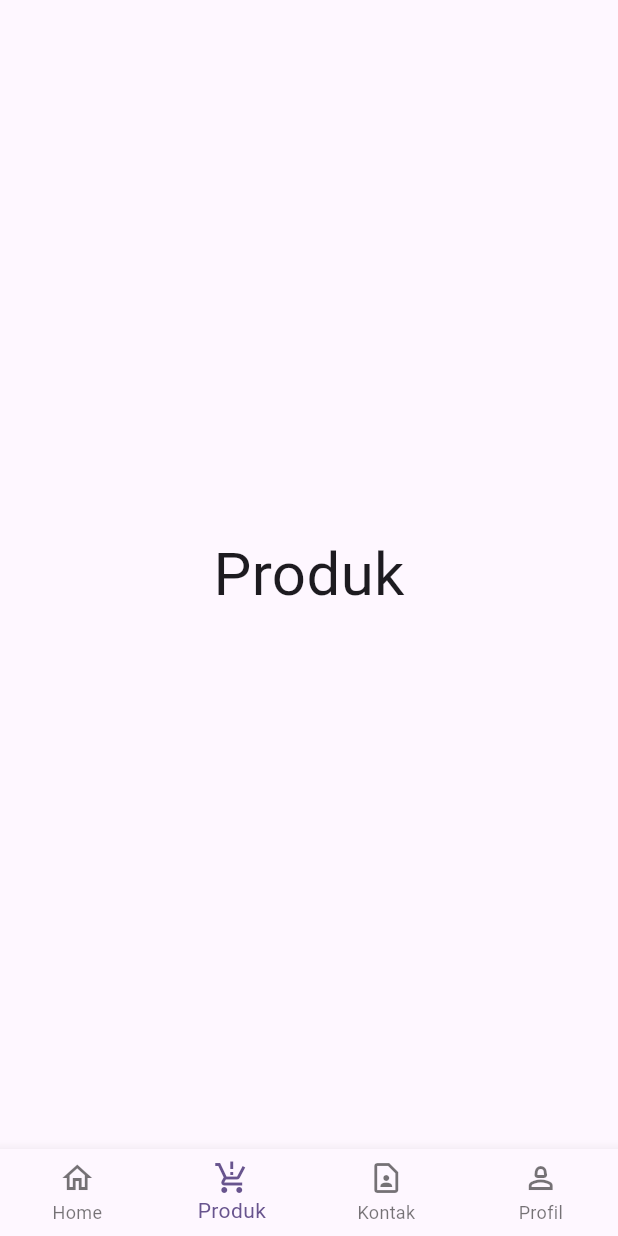
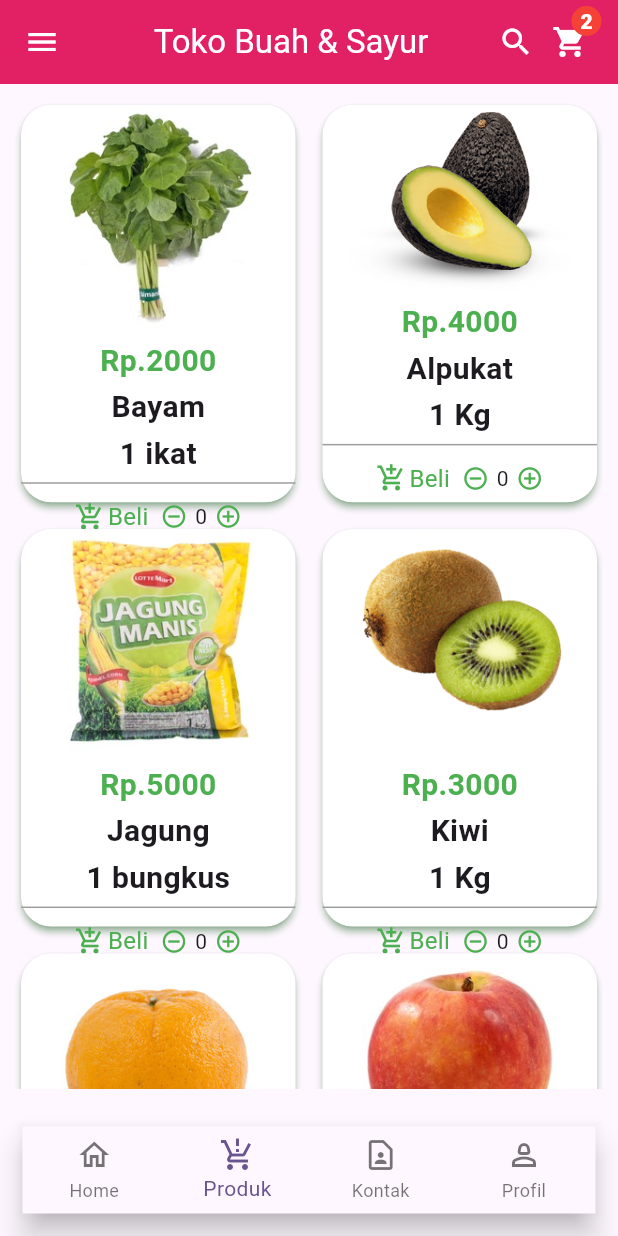
Before and after one commit to endriadisaputro/projek_ti_22, a Flutter app: the MainPage screen opened directly, item 2 of the bottom bar chosen, on a phone screen of 412 x 824 dp. Run offline on Flutter 3.47's test engine with Material 3 defaults, Android fonts, the phone set to English and light mode, and no system bars; our stand-ins replace get.

Commit message:
menambahkan produk dan detail produk

```diff
--- /dev/null
+++ b/lib/data.dart
@@ -0,0 +1,24 @@
+class Product {
+  final String name;
+  final String price;
+  final String quantity;
+  final String image;
+  final String description;
+
+  Product(this.name, this.price, this.quantity, this.image, this.description);
+}
+
+final List<Product> allData = [
+  Product('Bayam', '2000', '1 ikat', 'assets/images/img1.png',
+      'Lorem ipsum dolor sit amet consectetur, adipisicing elit. Nobis ut impedit modi veritatis aut alias eaque quidem dolorum deleniti praesentium, ab blanditiis eum qui eos illum. Optio, similique. Nihil, laudantium.'),
+  Product('Alpukat', '4000', '1 Kg', 'assets/images/img2.png',
+      'Lorem ipsum dolor sit amet consectetur, adipisicing elit. Nobis ut impedit modi veritatis aut alias eaque quidem dolorum deleniti praesentium, ab blanditiis eum qui eos illum. Optio, similique. Nihil, laudantium.'),
+  Product('Jagung', '5000', '1 bungkus', 'assets/images/img3.png',
+      'Lorem ipsum dolor sit amet consectetur, adipisicing elit. Nobis ut impedit modi veritatis aut alias eaque quidem dolorum deleniti praesentium, ab blanditiis eum qui eos illum. Optio, similique. Nihil, laudantium.'),
+  Product('Kiwi', '3000', '1 Kg', 'assets/images/img4.png',
+      'Lorem ipsum dolor sit amet consectetur, adipisicing elit. Nobis ut impedit modi veritatis aut alias eaque quidem dolorum deleniti praesentium, ab blanditiis eum qui eos illum. Optio, similique. Nihil, laudantium.'),
+  Product('jeruk', '10.000', '1 kg', 'assets/images/img5.png',
+      'Lorem ipsum dolor sit amet consectetur, adipisicing elit. Nobis ut impedit modi veritatis aut alias eaque quidem dolorum deleniti praesentium, ab blanditiis eum qui eos illum. Optio, similique. Nihil, laudantium.'),
+  Product('Apel', '15.000', '1 Kg', 'assets/images/img6.png',
+      'Lorem ipsum dolor sit amet consectetur, adipisicing elit. Nobis ut impedit modi veritatis aut alias eaque quidem dolorum deleniti praesentium, ab blanditiis eum qui eos illum. Optio, similique. Nihil, laudantium.'),
+];
--- /dev/null
+++ b/lib/item_produk.dart
@@ -0,0 +1,117 @@
+import 'package:flutter/material.dart';
+import 'package:myapp/data.dart';
+import 'package:myapp/produk_detail.dart';
+
+class ItemProduk extends StatelessWidget {
+  const ItemProduk({Key? key, required this.product}) : super(key: key);
+  final Product product;
+
+  @override
+  Widget build(BuildContext context) {
+    return GestureDetector(
+      onTap: () {
+        Navigator.push(context, MaterialPageRoute(builder: (context) {
+          return ProdukDetail(
+            product: product,
+          );
+        }));
+      },
+      child: Card(
+        elevation: 2,
+        shadowColor: Colors.green,
+        color: Colors.white,
+        shape: RoundedRectangleBorder(
+          borderRadius: BorderRadius.circular(20),
+        ),
+        child: Column(
+          mainAxisAlignment: MainAxisAlignment.center,
+          children: [
+            Hero(
+              tag: product.image,
+              child: SizedBox(
+                width: 150,
+                child: Image.asset(product.image),
+              ),
+            ),
+            SizedBox(
+              height: 6,
+            ),
+            Text(
+              'Rp.${product.price}',
+              style: TextStyle(
+                  color: Colors.green,
+                  fontSize: 20,
+                  fontWeight: FontWeight.w600),
+            ),
+            SizedBox(
+              height: 2,
+            ),
+            Text(
+              product.name,
+              style: TextStyle(fontSize: 20, fontWeight: FontWeight.w600),
+            ),
+            SizedBox(
+              height: 2,
+            ),
+            Text(
+              product.quantity,
+              style: TextStyle(fontSize: 20, fontWeight: FontWeight.w600),
+            ),
+            SizedBox(
+              height: 4,
+            ),
+            Divider(
+              height: 2,
+              color: Colors.grey,
+            ),
+            SizedBox(
+              height: 10,
+            ),
+            Row(
+              mainAxisAlignment: MainAxisAlignment.center,
+              children: <Widget>[
+                Row(
+                  children: [
+                    Icon(
+                      Icons.add_shopping_cart,
+                      size: 20,
+                      color: Colors.green,
+                    ),
+                    SizedBox(
+                      width: 2,
+                    ),
+                    Text(
+                      'Beli',
+                      style: TextStyle(color: Colors.green, fontSize: 16),
+                    ),
+                  ],
+                ),
+                SizedBox(
+                  width: 8,
+                ),
+                Row(
+                  children: [
+                    Icon(
+                      Icons.remove_circle_outline,
+                      size: 18,
+                      color: Colors.green,
+                    ),
+                    Padding(
+                      padding: EdgeInsets.symmetric(horizontal: 5),
+                      child: Text('0'),
+                    ),
+                    Icon(
+                      Icons.add_circle_outline,
+                      size: 18,
+                      color: Colors.green,
+                    ),
+                  ],
+                ),
+              ],
+            ),
+          ],
+        ),
+      ),
+    );
+  }
+}
--- a/lib/kontak_screen.dart
+++ b/lib/kontak_screen.dart
@@ -8,7 +8,10 @@ class KontakScreen extends StatelessWidget {
     return Scaffold(
       appBar: AppBar(
           backgroundColor: Colors.pink,
-          title: Text('Kontak'),
+          title: Text(
+            'Kontak',
+            style: TextStyle(fontSize: 20),
+          ),
           centerTitle: true,
           titleTextStyle: TextStyle(
               color: Colors.white, fontSize: 30, fontWeight: FontWeight.bold)),
--- a/lib/main_page.dart
+++ b/lib/main_page.dart
@@ -1,6 +1,7 @@
 import 'package:flutter/material.dart';
 import 'package:myapp/home_page.dart';
 import 'package:myapp/kontak_screen.dart';
+import 'package:myapp/produk.dart';
 import 'package:myapp/profil_screen.dart';
 
 class MainPage extends StatefulWidget {
@@ -20,12 +21,13 @@ class _MainPageState extends State<MainPage> {
 
   List<Widget> pages = [
     HomePage(),
-    const Center(
-      child: Text(
-        'Produk',
-        style: TextStyle(fontSize: 40),
-      ),
-    ),
+    Produk(),
+    // const Center(
+    //   child: Text(
+    //     'Produk',
+    //     style: TextStyle(fontSize: 40),
+    //   ),
+    // ),
     KontakScreen(),
     ProfilScreen(),
   ];
@@ -34,13 +36,16 @@ class _MainPageState extends State<MainPage> {
   Widget build(BuildContext context) {
     return Scaffold(
       body: pages[_selectedIndex],
-      bottomNavigationBar: BottomNavigationBar(
+      bottomNavigationBar: Padding(
+        padding: const EdgeInsets.all(15),
+        child: BottomNavigationBar(
           type: BottomNavigationBarType.fixed,
           currentIndex: _selectedIndex,
           onTap: _onTap,
           items: [
             BottomNavigationBarItem(
-            icon: Icon(_selectedIndex == 0 ? Icons.home : Icons.home_outlined),
+              icon:
+                  Icon(_selectedIndex == 0 ? Icons.home : Icons.home_outlined),
               label: 'Home',
             ),
             BottomNavigationBarItem(
@@ -62,6 +67,7 @@ class _MainPageState extends State<MainPage> {
             ),
           ],
         ),
+      ),
     );
   }
 }
--- /dev/null
+++ b/lib/produk.dart
@@ -0,0 +1,94 @@
+import 'package:flutter/material.dart';
+import 'package:myapp/data.dart';
+import 'package:myapp/item_produk.dart';
+
+class Produk extends StatefulWidget {
+  const Produk({super.key});
+
+  @override
+  State<Produk> createState() => _ProdukState();
+}
+
+class _ProdukState extends State<Produk> {
+  final data = Product('Bayam', '2000', '1 Ikat', 'assets/images/img1.png',
+      'Secara umum sayur dan buah buahan merupakan sumber berbagai vitamin');
+  @override
+  Widget build(BuildContext context) {
+    return Scaffold(
+      appBar: AppBar(
+        elevation: 1,
+        backgroundColor: Colors.pink,
+        leading: Icon(
+          Icons.menu,
+          color: Colors.white,
+        ),
+        title: Row(
+          mainAxisAlignment: MainAxisAlignment.center,
+          children: [
+            Text(
+              'Toko Buah & Sayur',
+              style: TextStyle(color: Colors.white),
+            ),
+          ],
+        ),
+        actions: [
+          Row(
+            children: [
+              Icon(
+                Icons.search,
+                color: Colors.white,
+              ),
+              Padding(
+                padding: const EdgeInsets.only(right: 8.0),
+                child: Stack(
+                  children: [
+                    IconButton(
+                      onPressed: (() {}),
+                      icon: Icon(
+                        Icons.shopping_cart,
+                        color: Colors.white,
+                      ),
+                    ),
+                    Positioned(
+                      top: 0,
+                      right: 3,
+                      child: Container(
+                        height: 20,
+                        width: 20,
+                        decoration: BoxDecoration(
+                            shape: BoxShape.circle, color: Colors.red),
+                        child: Center(
+                          child: Text(
+                            '2',
+                            style: TextStyle(
+                                color: Colors.white,
+                                fontWeight: FontWeight.w800),
+                          ),
+                        ),
+                      ),
+                    ),
+                  ],
+                ),
+              )
+            ],
+          )
+        ],
+      ),
+      body: Container(
+        padding: EdgeInsets.all(10),
+        child: GridView.builder(
+          gridDelegate: SliverGridDelegateWithFixedCrossAxisCount(
+            childAspectRatio: 0.7,
+            crossAxisSpacing: 10,
+            mainAxisSpacing: 10,
+            crossAxisCount: 2,
+          ),
+          itemBuilder: (context, index) {
+            return ItemProduk(product: allData[index]);
+          },
+          itemCount: allData.length,
+        ),
+      ),
+    );
+  }
+}
--- a/lib/profil_screen.dart
+++ b/lib/profil_screen.dart
@@ -10,7 +10,10 @@ class ProfilScreen extends StatelessWidget {
     return Scaffold(
       appBar: AppBar(
           backgroundColor: Colors.pink,
-          title: Text('Profil'),
+          title: Text(
+            'Profil',
+            style: TextStyle(fontSize: 20),
+          ),
           centerTitle: true,
           titleTextStyle: TextStyle(
               color: Colors.white, fontSize: 30, fontWeight: FontWeight.bold)),
--- a/pubspec.yaml
+++ b/pubspec.yaml
@@ -58,8 +58,8 @@ flutter:
   uses-material-design: true
 
   # To add assets to your application, add an assets section, like this:
-  # assets:
-  #   - images/a_dot_burr.jpeg
+  assets:
+    - assets/images/
   #   - images/a_dot_ham.jpeg
 
   # An image asset can refer to one or more resolution-specific "variants", see
```
Also changed, not shown: lib/home_page.dart (+18 -2 lines), lib/login_screen.dart (+25 -6 lines), lib/produk_detail.dart (added, +187 -0 lines), lib/splash_screen.dart (+13 -1 lines), assets/images/img1.png (added), assets/images/img2.png (added), assets/images/img3.png (added), assets/images/img4.png (added), assets/images/img5.png (added), assets/images/img6.png (added), 1 other file. Lines whose indentation alone changed are shown as unchanged.
